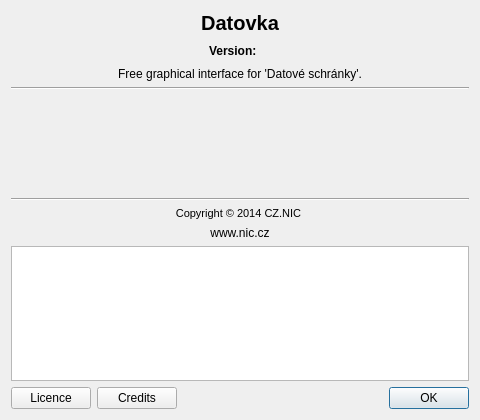
Old version of the form src/gui/ui/dlg_about.ui in the repository psakar/datovka.
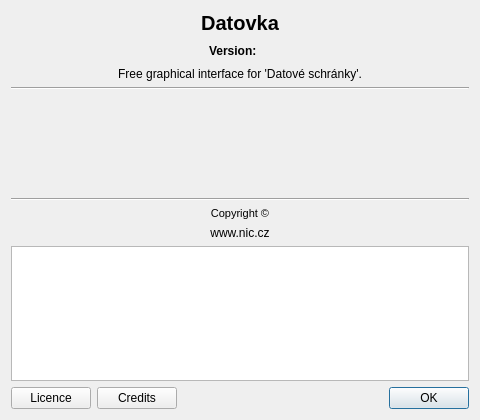
New version of the form.

Commit message: Updated copyright statement in about dialogue.

What changed in the file:
```diff
--- a/src/gui/ui/dlg_about.ui
+++ b/src/gui/ui/dlg_about.ui
@@ -153,7 +153,7 @@
       </font>
      </property>
      <property name="text">
-      <string>Copyright © 2014 CZ.NIC &lt;http://www.nic.cz&gt;</string>
+      <string>Copyright ©</string>
      </property>
      <property name="alignment">
       <set>Qt::AlignCenter</set>
```
The commit also changes 2 other files.
